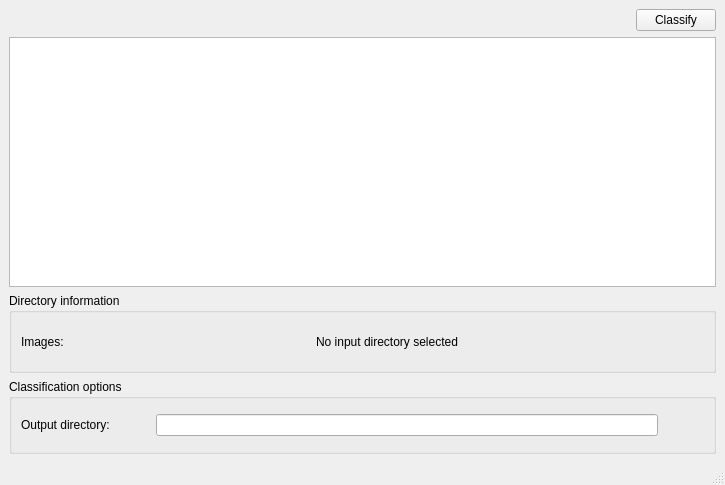
This is gui/design.ui in bestrauc/IZW_Detector as Qt 5 draws it before an edit. The edited form follows.
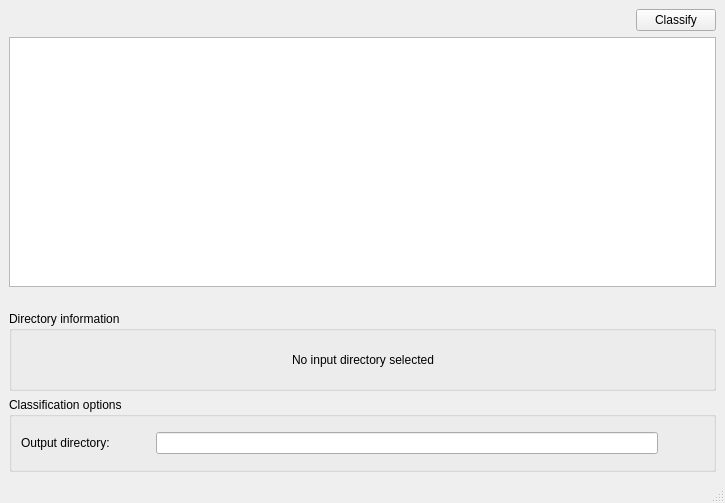
This is the edited form. Icons and pictures are not drawn.

```diff
--- a/gui/design.ui
+++ b/gui/design.ui
@@ -7,7 +7,7 @@
     <x>0</x>
     <y>0</y>
     <width>725</width>
-    <height>483</height>
+    <height>503</height>
    </rect>
   </property>
   <property name="mouseTracking">
@@ -166,13 +166,6 @@
          <string>Directory information</string>
         </property>
         <layout class="QHBoxLayout" name="horizontalLayout_2">
-         <item>
-          <widget class="QLabel" name="imageNum">
-           <property name="text">
-            <string>Images:</string>
-           </property>
-          </widget>
-         </item>
          <item>
           <spacer name="horizontalSpacer_2">
            <property name="orientation">
```
